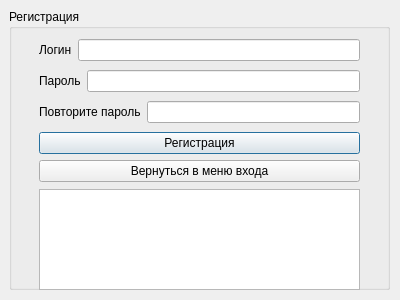
Old version of the form registrationwindow.ui in the repository A1exRuf/rentCalculation_repo.
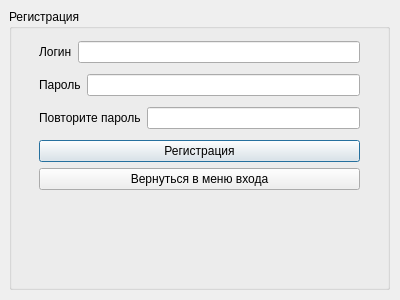
New version of the form.

```diff
--- a/registrationwindow.ui
+++ b/registrationwindow.ui
@@ -31,7 +31,7 @@
       <x>30</x>
       <y>27</y>
       <width>321</width>
-      <height>151</height>
+      <height>161</height>
      </rect>
     </property>
     <layout class="QVBoxLayout" name="verticalLayout_2">
@@ -97,16 +97,6 @@
      </item>
     </layout>
    </widget>
-   <widget class="QTableView" name="tableView">
-    <property name="geometry">
-     <rect>
-      <x>30</x>
-      <y>180</y>
-      <width>321</width>
-      <height>101</height>
-     </rect>
-    </property>
-   </widget>
   </widget>
  </widget>
  <resources/>
```
